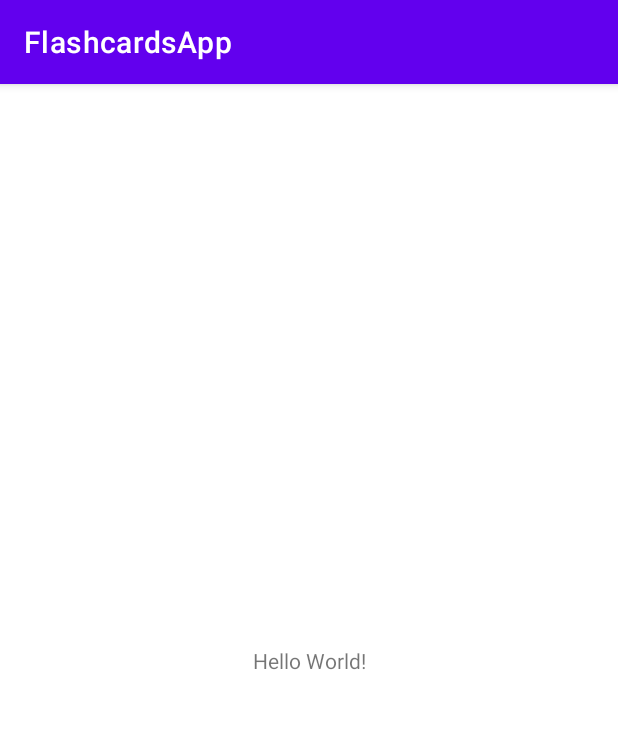
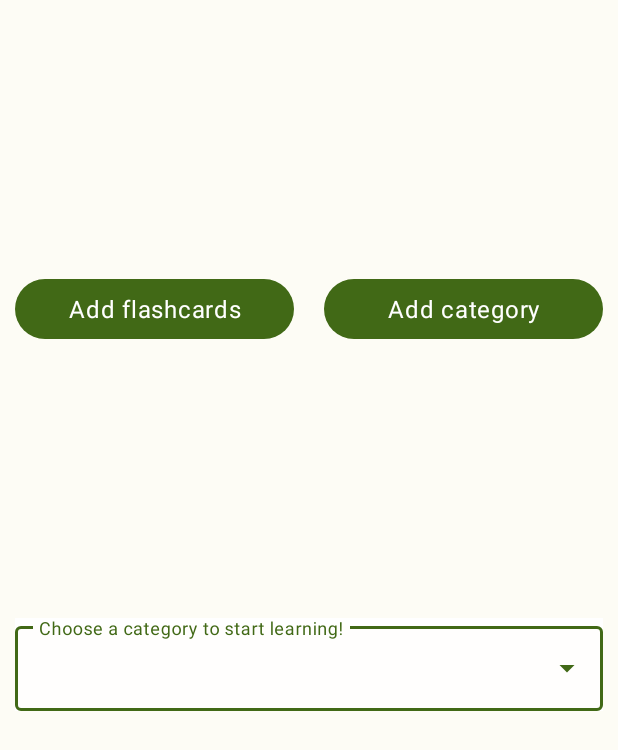
Before and after one commit to matxowy/FlashcardsApp, an Android app: the screen it shows after launch (MainActivity), on a phone screen of 412 x 824 dp. Shown: the top 750 px of the screen. Run offline under Robolectric (Android 15) with nearby library versions, the phone set to English and light mode, and no system bars; our stand-ins replace Dagger/Hilt's generated code.

Commit message:
[FCA-04] Implement main screen (#1)
* [FCA-04]

- Implemented main screen
- Added colors and themes from theme builder to support dark mode
- Added basic dimensions in dimens.xml
- Disabled jetifier to improve building time
- Downgraded material version to 1.7 due to problem with rendering with TextInputLayout
- Added style to themes for textInputStyle to change the color of the background
- Changed writing convention from snake case to camel case

```diff
--- /dev/null
+++ b/app/src/main/java/com/matxowy/flashcardsapp/presentation/mainscreen/view/MainScreenFragment.kt
@@ -0,0 +1,19 @@
+package com.matxowy.flashcardsapp.presentation.mainscreen.view
+
+import android.os.Bundle
+import android.view.View
+import androidx.fragment.app.Fragment
+import androidx.fragment.app.viewModels
+import com.matxowy.flashcardsapp.R
+import com.matxowy.flashcardsapp.presentation.mainscreen.viewmodel.MainScreenViewModel
+import dagger.hilt.android.AndroidEntryPoint
+
+@AndroidEntryPoint
+class MainScreenFragment : Fragment(R.layout.main_screen_fragment) {
+
+    private val viewModel: MainScreenViewModel by viewModels()
+
+    override fun onViewCreated(view: View, savedInstanceState: Bundle?) {
+        super.onViewCreated(view, savedInstanceState)
+    }
+}
--- /dev/null
+++ b/app/src/main/java/com/matxowy/flashcardsapp/presentation/mainscreen/viewmodel/MainScreenViewModel.kt
@@ -0,0 +1,8 @@
+package com.matxowy.flashcardsapp.presentation.mainscreen.viewmodel
+
+import androidx.lifecycle.ViewModel
+import dagger.hilt.android.lifecycle.HiltViewModel
+import javax.inject.Inject
+
+@HiltViewModel
+class MainScreenViewModel @Inject constructor() : ViewModel()
--- a/app/src/main/res/layout/activity_main.xml
+++ b/app/src/main/res/layout/activity_main.xml
@@ -6,13 +6,12 @@
     android:layout_height="match_parent"
     tools:context=".app.MainActivity">
 
-    <TextView
-        android:layout_width="wrap_content"
-        android:layout_height="wrap_content"
-        android:text="Hello World!"
-        app:layout_constraintBottom_toBottomOf="parent"
-        app:layout_constraintLeft_toLeftOf="parent"
-        app:layout_constraintRight_toRightOf="parent"
-        app:layout_constraintTop_toTopOf="parent" />
+    <androidx.fragment.app.FragmentContainerView
+        android:id="@+id/nav_host_fragment"
+        android:layout_width="match_parent"
+        android:layout_height="match_parent"
+        android:name="androidx.navigation.fragment.NavHostFragment"
+        app:navGraph="@navigation/nav_graph"
+        app:defaultNavHost="true" />
 
 </androidx.constraintlayout.widget.ConstraintLayout>
--- /dev/null
+++ b/app/src/main/res/layout/main_screen_fragment.xml
@@ -0,0 +1,59 @@
+<?xml version="1.0" encoding="utf-8"?>
+<androidx.constraintlayout.widget.ConstraintLayout xmlns:android="http://schemas.android.com/apk/res/android"
+    xmlns:app="http://schemas.android.com/apk/res-auto"
+    xmlns:tools="http://schemas.android.com/tools"
+    android:layout_width="match_parent"
+    android:layout_height="match_parent"
+    android:layout_marginHorizontal="@dimen/default_side_margin">
+
+    <androidx.constraintlayout.widget.Guideline
+        android:id="@+id/guidelineHorizontal"
+        android:layout_width="wrap_content"
+        android:layout_height="wrap_content"
+        android:orientation="horizontal"
+        app:layout_constraintGuide_percent="0.5" />
+
+    <com.google.android.material.button.MaterialButton
+        android:id="@+id/btnAddCategory"
+        android:layout_width="0dp"
+        android:layout_height="wrap_content"
+        android:layout_marginStart="@dimen/small_margin"
+        android:text="@string/add_category_btn_text"
+        android:textAppearance="?attr/textAppearanceBodyLarge"
+        app:layout_constraintBottom_toTopOf="@id/guidelineHorizontal"
+        app:layout_constraintEnd_toEndOf="parent"
+        app:layout_constraintStart_toEndOf="@id/btnAddFlashcard"
+        app:layout_constraintTop_toTopOf="parent"
+        app:layout_constraintWidth_max="@dimen/max_constraint_width_for_buttons" />
+
+    <com.google.android.material.button.MaterialButton
+        android:id="@+id/btnAddFlashcard"
+        android:layout_width="0dp"
+        android:layout_height="wrap_content"
+        android:layout_marginEnd="@dimen/small_margin"
+        android:text="@string/add_flashcards_btn_text"
+        android:textAppearance="?attr/textAppearanceBodyLarge"
+        app:layout_constraintBottom_toTopOf="@id/guidelineHorizontal"
+        app:layout_constraintEnd_toStartOf="@id/btnAddCategory"
+        app:layout_constraintStart_toStartOf="parent"
+        app:layout_constraintTop_toTopOf="parent"
+        app:layout_constraintWidth_max="@dimen/max_constraint_width_for_buttons" />
+
+    <com.google.android.material.textfield.TextInputLayout
+        android:id="@+id/tilSpinnerCategories"
+        android:layout_width="match_parent"
+        android:layout_height="wrap_content"
+        app:layout_constraintEnd_toEndOf="parent"
+        app:layout_constraintStart_toStartOf="parent"
+        app:layout_constraintTop_toBottomOf="@id/guidelineHorizontal"
+        app:layout_constraintWidth_max="@dimen/max_constraint_width_for_textview">
+
+        <com.google.android.material.textfield.MaterialAutoCompleteTextView
+            android:id="@+id/spinnerCategories"
+            android:layout_width="match_parent"
+            android:layout_height="wrap_content"
+            android:hint="@string/choose_a_category_to_start_learning"
+            android:inputType="none" />
+    </com.google.android.material.textfield.TextInputLayout>
+
+</androidx.constraintlayout.widget.ConstraintLayout>
--- /dev/null
+++ b/app/src/main/res/navigation/nav_graph.xml
@@ -0,0 +1,14 @@
+<?xml version="1.0" encoding="utf-8"?>
+<navigation xmlns:android="http://schemas.android.com/apk/res/android"
+    xmlns:app="http://schemas.android.com/apk/res-auto"
+    xmlns:tools="http://schemas.android.com/tools"
+    android:id="@+id/nav_graph"
+    app:startDestination="@id/mainScreenFragment">
+
+    <fragment
+        android:id="@+id/mainScreenFragment"
+        android:name="com.matxowy.flashcardsapp.presentation.mainscreen.view.MainScreenFragment"
+        android:label="MainScreenFragment"
+        tools:layout="@layout/main_screen_fragment"/>
+
+</navigation>
--- a/app/src/main/res/values-night/themes.xml
+++ b/app/src/main/res/values-night/themes.xml
@@ -1,16 +1,32 @@
-<resources xmlns:tools="http://schemas.android.com/tools">
-    <!-- Base application theme. -->
-    <style name="Theme.FlashcardsApp" parent="Theme.MaterialComponents.DayNight.DarkActionBar">
-        <!-- Primary brand color. -->
-        <item name="colorPrimary">@color/purple_200</item>
-        <item name="colorPrimaryVariant">@color/purple_700</item>
-        <item name="colorOnPrimary">@color/black</item>
-        <!-- Secondary brand color. -->
-        <item name="colorSecondary">@color/teal_200</item>
-        <item name="colorSecondaryVariant">@color/teal_200</item>
-        <item name="colorOnSecondary">@color/black</item>
-        <!-- Status bar color. -->
-        <item name="android:statusBarColor" tools:targetApi="l">?attr/colorPrimaryVariant</item>
-        <!-- Customize your theme here. -->
+
+<resources>
+    <style name="Theme.FlashcardsApp" parent="Theme.Material3.Dark.NoActionBar">
+        <item name="colorPrimary">@color/md_theme_dark_primary</item>
+        <item name="colorOnPrimary">@color/md_theme_dark_onPrimary</item>
+        <item name="colorPrimaryContainer">@color/md_theme_dark_primaryContainer</item>
+        <item name="colorOnPrimaryContainer">@color/md_theme_dark_onPrimaryContainer</item>
+        <item name="colorSecondary">@color/md_theme_dark_secondary</item>
+        <item name="colorOnSecondary">@color/md_theme_dark_onSecondary</item>
+        <item name="colorSecondaryContainer">@color/md_theme_dark_secondaryContainer</item>
+        <item name="colorOnSecondaryContainer">@color/md_theme_dark_onSecondaryContainer</item>
+        <item name="colorTertiary">@color/md_theme_dark_tertiary</item>
+        <item name="colorOnTertiary">@color/md_theme_dark_onTertiary</item>
+        <item name="colorTertiaryContainer">@color/md_theme_dark_tertiaryContainer</item>
+        <item name="colorOnTertiaryContainer">@color/md_theme_dark_onTertiaryContainer</item>
+        <item name="colorError">@color/md_theme_dark_error</item>
+        <item name="colorErrorContainer">@color/md_theme_dark_errorContainer</item>
+        <item name="colorOnError">@color/md_theme_dark_onError</item>
+        <item name="colorOnErrorContainer">@color/md_theme_dark_onErrorContainer</item>
+        <item name="android:colorBackground">@color/md_theme_dark_background</item>
+        <item name="colorOnBackground">@color/md_theme_dark_onBackground</item>
+        <item name="colorSurface">@color/md_theme_dark_surface</item>
+        <item name="colorOnSurface">@color/md_theme_dark_onSurface</item>
+        <item name="colorSurfaceVariant">@color/md_theme_dark_surfaceVariant</item>
+        <item name="colorOnSurfaceVariant">@color/md_theme_dark_onSurfaceVariant</item>
+        <item name="colorOutline">@color/md_theme_dark_outline</item>
+        <item name="colorOnSurfaceInverse">@color/md_theme_dark_inverseOnSurface</item>
+        <item name="colorSurfaceInverse">@color/md_theme_dark_inverseSurface</item>
+        <item name="colorPrimaryInverse">@color/md_theme_dark_inversePrimary</item>
+        <item name="textInputStyle">@style/Widget.App.ExposedDropdownMenu</item>
     </style>
 </resources>
--- a/app/src/main/res/values/colors.xml
+++ b/app/src/main/res/values/colors.xml
@@ -1,10 +1,64 @@
-<?xml version="1.0" encoding="utf-8"?>
+
 <resources>
-    <color name="purple_200">#FFBB86FC</color>
-    <color name="purple_500">#FF6200EE</color>
-    <color name="purple_700">#FF3700B3</color>
-    <color name="teal_200">#FF03DAC5</color>
-    <color name="teal_700">#FF018786</color>
-    <color name="black">#FF000000</color>
-    <color name="white">#FFFFFFFF</color>
+    <color name="seed">#658c3d</color>
+    <color name="md_theme_light_primary">#416916</color>
+    <color name="md_theme_light_onPrimary">#FFFFFF</color>
+    <color name="md_theme_light_primaryContainer">#C1F18F</color>
+    <color name="md_theme_light_onPrimaryContainer">#0E2000</color>
+    <color name="md_theme_light_secondary">#57624A</color>
+    <color name="md_theme_light_onSecondary">#FFFFFF</color>
+    <color name="md_theme_light_secondaryContainer">#DBE7C8</color>
+    <color name="md_theme_light_onSecondaryContainer">#151E0B</color>
+    <color name="md_theme_light_tertiary">#386664</color>
+    <color name="md_theme_light_onTertiary">#FFFFFF</color>
+    <color name="md_theme_light_tertiaryContainer">#BBECE8</color>
+    <color name="md_theme_light_onTertiaryContainer">#00201F</color>
+    <color name="md_theme_light_error">#BA1A1A</color>
+    <color name="md_theme_light_errorContainer">#FFDAD6</color>
+    <color name="md_theme_light_onError">#FFFFFF</color>
+    <color name="md_theme_light_onErrorContainer">#410002</color>
+    <color name="md_theme_light_background">#FDFCF5</color>
+    <color name="md_theme_light_onBackground">#1B1C18</color>
+    <color name="md_theme_light_surface">#FDFCF5</color>
+    <color name="md_theme_light_onSurface">#1B1C18</color>
+    <color name="md_theme_light_surfaceVariant">#E1E4D5</color>
+    <color name="md_theme_light_onSurfaceVariant">#44483D</color>
+    <color name="md_theme_light_outline">#74796C</color>
+    <color name="md_theme_light_inverseOnSurface">#F2F1EA</color>
+    <color name="md_theme_light_inverseSurface">#30312C</color>
+    <color name="md_theme_light_inversePrimary">#A6D475</color>
+    <color name="md_theme_light_shadow">#000000</color>
+    <color name="md_theme_light_surfaceTint">#416916</color>
+    <color name="md_theme_light_outlineVariant">#C4C8BA</color>
+    <color name="md_theme_light_scrim">#000000</color>
+    <color name="md_theme_dark_primary">#A6D475</color>
+    <color name="md_theme_dark_onPrimary">#1C3700</color>
+    <color name="md_theme_dark_primaryContainer">#2C5000</color>
+    <color name="md_theme_dark_onPrimaryContainer">#C1F18F</color>
+    <color name="md_theme_dark_secondary">#BFCBAD</color>
+    <color name="md_theme_dark_onSecondary">#2A331F</color>
+    <color name="md_theme_dark_secondaryContainer">#404A34</color>
+    <color name="md_theme_dark_onSecondaryContainer">#DBE7C8</color>
+    <color name="md_theme_dark_tertiary">#A0CFCC</color>
+    <color name="md_theme_dark_onTertiary">#003735</color>
+    <color name="md_theme_dark_tertiaryContainer">#1F4E4C</color>
+    <color name="md_theme_dark_onTertiaryContainer">#BBECE8</color>
+    <color name="md_theme_dark_error">#FFB4AB</color>
+    <color name="md_theme_dark_errorContainer">#93000A</color>
+    <color name="md_theme_dark_onError">#690005</color>
+    <color name="md_theme_dark_onErrorContainer">#FFDAD6</color>
+    <color name="md_theme_dark_background">#1B1C18</color>
+    <color name="md_theme_dark_onBackground">#E3E3DB</color>
+    <color name="md_theme_dark_surface">#1B1C18</color>
+    <color name="md_theme_dark_onSurface">#E3E3DB</color>
+    <color name="md_theme_dark_surfaceVariant">#44483D</color>
+    <color name="md_theme_dark_onSurfaceVariant">#C4C8BA</color>
+    <color name="md_theme_dark_outline">#8E9285</color>
+    <color name="md_theme_dark_inverseOnSurface">#1B1C18</color>
+    <color name="md_theme_dark_inverseSurface">#E3E3DB</color>
+    <color name="md_theme_dark_inversePrimary">#416916</color>
+    <color name="md_theme_dark_shadow">#000000</color>
+    <color name="md_theme_dark_surfaceTint">#A6D475</color>
+    <color name="md_theme_dark_outlineVariant">#44483D</color>
+    <color name="md_theme_dark_scrim">#000000</color>
 </resources>
--- /dev/null
+++ b/app/src/main/res/values/dimens.xml
@@ -0,0 +1,19 @@
+<?xml version="1.0" encoding="utf-8"?>
+<resources>
+    <dimen name="default_side_margin">10dp</dimen>
+
+    <dimen name="very_small_margin">5dp</dimen>
+    <dimen name="small_margin">10dp</dimen>
+    <dimen name="medium_margin">15dp</dimen>
+    <dimen name="high_margin">20dp</dimen>
+    <dimen name="very_high_margin">40dp</dimen>
+    <dimen name="large_margin">70dp</dimen>
+
+    <dimen name="very_small_padding">5dp</dimen>
+    <dimen name="small_padding">10dp</dimen>
+    <dimen name="medium_padding">15dp</dimen>
+    <dimen name="high_padding">20dp</dimen>
+
+    <dimen name="max_constraint_width_for_buttons">320dp</dimen>
+    <dimen name="max_constraint_width_for_textview">488dp</dimen>
+</resources>
--- a/app/src/main/res/values/strings.xml
+++ b/app/src/main/res/values/strings.xml
@@ -1,3 +1,7 @@
 <resources>
-    <string name="app_name">FlashcardsApp</string>
+    <string name="app_name">Flashcards Application</string>
+
+    <string name="add_category_btn_text">Add category</string>
+    <string name="add_flashcards_btn_text">Add flashcards</string>
+    <string name="choose_a_category_to_start_learning">Choose a category to start learning!</string>
 </resources>
--- /dev/null
+++ b/app/src/main/res/values/styles.xml
@@ -0,0 +1,6 @@
+<?xml version="1.0" encoding="utf-8"?>
+<resources>
+    <style name="Widget.App.ExposedDropdownMenu" parent="Widget.Material3.TextInputLayout.OutlinedBox.ExposedDropdownMenu">
+        <item name="android:background">?attr/colorOnSecondary</item>
+    </style>
+</resources>
--- a/app/src/main/res/values/themes.xml
+++ b/app/src/main/res/values/themes.xml
@@ -1,16 +1,32 @@
-<resources xmlns:tools="http://schemas.android.com/tools">
-    <!-- Base application theme. -->
-    <style name="Theme.FlashcardsApp" parent="Theme.MaterialComponents.DayNight.DarkActionBar">
-        <!-- Primary brand color. -->
-        <item name="colorPrimary">@color/purple_500</item>
-        <item name="colorPrimaryVariant">@color/purple_700</item>
-        <item name="colorOnPrimary">@color/white</item>
-        <!-- Secondary brand color. -->
-        <item name="colorSecondary">@color/teal_200</item>
-        <item name="colorSecondaryVariant">@color/teal_700</item>
-        <item name="colorOnSecondary">@color/black</item>
-        <!-- Status bar color. -->
-        <item name="android:statusBarColor" tools:targetApi="l">?attr/colorPrimaryVariant</item>
-        <!-- Customize your theme here. -->
+
+<resources>
+    <style name="Theme.FlashcardsApp" parent="Theme.Material3.Light.NoActionBar">
+        <item name="colorPrimary">@color/md_theme_light_primary</item>
+        <item name="colorOnPrimary">@color/md_theme_light_onPrimary</item>
+        <item name="colorPrimaryContainer">@color/md_theme_light_primaryContainer</item>
+        <item name="colorOnPrimaryContainer">@color/md_theme_light_onPrimaryContainer</item>
+        <item name="colorSecondary">@color/md_theme_light_secondary</item>
+        <item name="colorOnSecondary">@color/md_theme_light_onSecondary</item>
+        <item name="colorSecondaryContainer">@color/md_theme_light_secondaryContainer</item>
+        <item name="colorOnSecondaryContainer">@color/md_theme_light_onSecondaryContainer</item>
+        <item name="colorTertiary">@color/md_theme_light_tertiary</item>
+        <item name="colorOnTertiary">@color/md_theme_light_onTertiary</item>
+        <item name="colorTertiaryContainer">@color/md_theme_light_tertiaryContainer</item>
+        <item name="colorOnTertiaryContainer">@color/md_theme_light_onTertiaryContainer</item>
+        <item name="colorError">@color/md_theme_light_error</item>
+        <item name="colorErrorContainer">@color/md_theme_light_errorContainer</item>
+        <item name="colorOnError">@color/md_theme_light_onError</item>
+        <item name="colorOnErrorContainer">@color/md_theme_light_onErrorContainer</item>
+        <item name="android:colorBackground">@color/md_theme_light_background</item>
+        <item name="colorOnBackground">@color/md_theme_light_onBackground</item>
+        <item name="colorSurface">@color/md_theme_light_surface</item>
+        <item name="colorOnSurface">@color/md_theme_light_onSurface</item>
+        <item name="colorSurfaceVariant">@color/md_theme_light_surfaceVariant</item>
+        <item name="colorOnSurfaceVariant">@color/md_theme_light_onSurfaceVariant</item>
+        <item name="colorOutline">@color/md_theme_light_outline</item>
+        <item name="colorOnSurfaceInverse">@color/md_theme_light_inverseOnSurface</item>
+        <item name="colorSurfaceInverse">@color/md_theme_light_inverseSurface</item>
+        <item name="colorPrimaryInverse">@color/md_theme_light_inversePrimary</item>
+        <item name="textInputStyle">@style/Widget.App.ExposedDropdownMenu</item>
     </style>
 </resources>
--- a/build.gradle
+++ b/build.gradle
@@ -13,7 +13,7 @@ buildscript {
         kotlinVersion = "1.8.0"
         kotlinGradleVersion = '1.8.0'
         lifecycleVersion = "2.5.1"
-        materialVersion = "1.8.0"
+        materialVersion = "1.7.0"
         navigationVersion = "2.5.3"
         roomVersion = "2.5.0"
         legacySupportVersion = "1.0.0"
--- a/gradle.properties
+++ b/gradle.properties
@@ -16,6 +16,6 @@ org.gradle.jvmargs=-Xmx2048m -Dfile.encoding=UTF-8
 # https://developer.android.com/topic/libraries/support-library/androidx-rn
 android.useAndroidX=true
 # Automatically convert third-party libraries to use AndroidX
-android.enableJetifier=true
+android.enableJetifier=false
 # Kotlin code style for this project: "official" or "obsolete":
 kotlin.code.style=official
```
Also changed, not shown: 1 other file.
